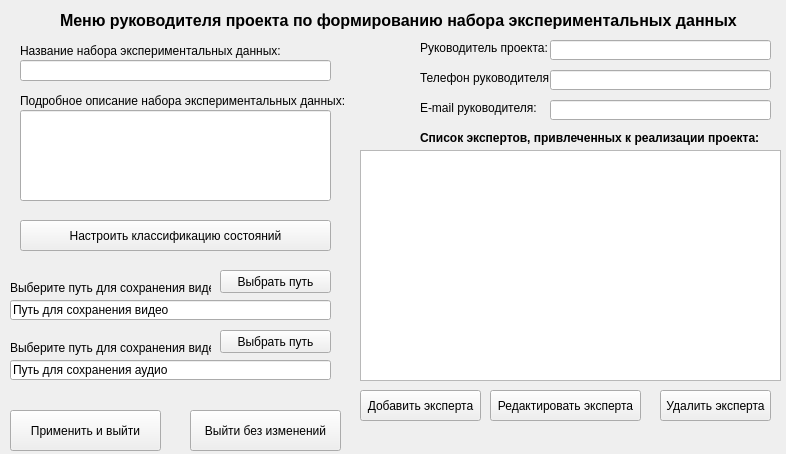
Before: the Qt Designer form Menu_leader.ui in arbuzov751/Gui_for_diplom, drawn with Qt 5.
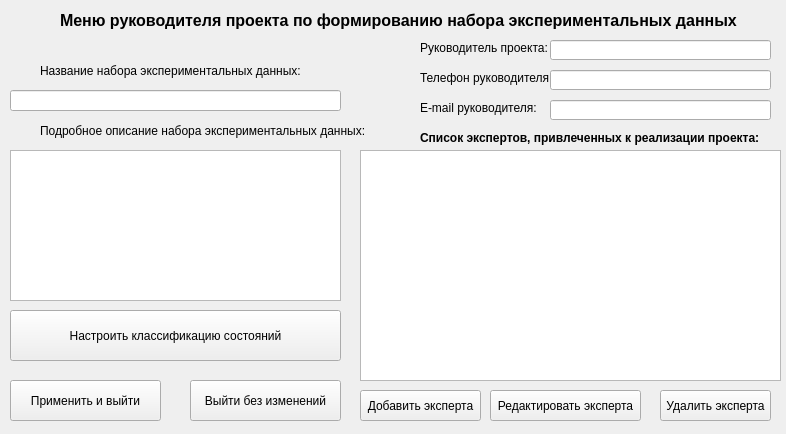
After: the same form once the commit is applied.

What changed in the file:
```diff
--- a/Menu_leader.ui
+++ b/Menu_leader.ui
@@ -7,9 +7,21 @@
     <x>0</x>
     <y>0</y>
     <width>786</width>
-    <height>454</height>
+    <height>434</height>
    </rect>
   </property>
+  <property name="minimumSize">
+   <size>
+    <width>786</width>
+    <height>434</height>
+   </size>
+  </property>
+  <property name="maximumSize">
+   <size>
+    <width>786</width>
+    <height>434</height>
+   </size>
+  </property>
   <property name="windowTitle">
    <string>Меню для руководителя</string>
   </property>
@@ -17,8 +29,8 @@
    <widget class="QLabel" name="label_ts">
     <property name="geometry">
      <rect>
-      <x>20</x>
-      <y>40</y>
+      <x>40</x>
+      <y>60</y>
       <width>291</width>
       <height>21</height>
      </rect>
@@ -30,98 +42,20 @@
    <widget class="QLineEdit" name="lineEdit_ts">
     <property name="geometry">
      <rect>
-      <x>20</x>
-      <y>60</y>
-      <width>311</width>
+      <x>10</x>
+      <y>90</y>
+      <width>331</width>
       <height>21</height>
      </rect>
     </property>
    </widget>
-   <widget class="QLineEdit" name="lineEdit_path_to_save_video">
-    <property name="geometry">
-     <rect>
-      <x>10</x>
-      <y>300</y>
-      <width>321</width>
-      <height>20</height>
-     </rect>
-    </property>
-    <property name="text">
-     <string>Путь для сохранения видео</string>
-    </property>
-   </widget>
-   <widget class="QLabel" name="label_path_to_save_video">
-    <property name="geometry">
-     <rect>
-      <x>10</x>
-      <y>280</y>
-      <width>201</width>
-      <height>16</height>
-     </rect>
-    </property>
-    <property name="text">
-     <string>Выберите путь для сохранения видео:</string>
-    </property>
-   </widget>
-   <widget class="QPushButton" name="pushButton_path_to_save_video">
-    <property name="geometry">
-     <rect>
-      <x>220</x>
-      <y>270</y>
-      <width>111</width>
-      <height>23</height>
-     </rect>
-    </property>
-    <property name="text">
-     <string>Выбрать путь</string>
-    </property>
-   </widget>
-   <widget class="QLabel" name="label_path_to_save_audio">
-    <property name="geometry">
-     <rect>
-      <x>10</x>
-      <y>340</y>
-      <width>201</width>
-      <height>16</height>
-     </rect>
-    </property>
-    <property name="text">
-     <string>Выберите путь для сохранения видео:</string>
-    </property>
-   </widget>
-   <widget class="QLineEdit" name="lineEdit_path_to_save_audio">
-    <property name="geometry">
-     <rect>
-      <x>10</x>
-      <y>360</y>
-      <width>321</width>
-      <height>20</height>
-     </rect>
-    </property>
-    <property name="text">
-     <string>Путь для сохранения аудио</string>
-    </property>
-   </widget>
-   <widget class="QPushButton" name="pushButton_path_to_save_audio">
-    <property name="geometry">
-     <rect>
-      <x>220</x>
-      <y>330</y>
-      <width>111</width>
-      <height>23</height>
-     </rect>
-    </property>
-    <property name="text">
-     <string>Выбрать путь</string>
-    </property>
-   </widget>
    <widget class="QPushButton" name="pushButton_class_fatigue">
     <property name="geometry">
      <rect>
-      <x>20</x>
-      <y>220</y>
-      <width>311</width>
-      <height>31</height>
+      <x>10</x>
+      <y>310</y>
+      <width>331</width>
+      <height>51</height>
      </rect>
     </property>
     <property name="text">
@@ -132,7 +66,7 @@
     <property name="geometry">
      <rect>
       <x>10</x>
-      <y>410</y>
+      <y>380</y>
       <width>151</width>
       <height>41</height>
      </rect>
@@ -145,7 +79,7 @@
     <property name="geometry">
      <rect>
       <x>190</x>
-      <y>410</y>
+      <y>380</y>
       <width>151</width>
       <height>41</height>
      </rect>
@@ -279,8 +213,8 @@
    <widget class="QLabel" name="label_ts_3">
     <property name="geometry">
      <rect>
-      <x>20</x>
-      <y>90</y>
+      <x>40</x>
+      <y>120</y>
       <width>331</width>
       <height>21</height>
      </rect>
@@ -289,17 +223,7 @@
      <string>Подробное описание набора экспериментальных данных:</string>
     </property>
    </widget>
-   <widget class="QLineEdit" name="lineEdit_ts_2">
-    <property name="geometry">
-     <rect>
-      <x>20</x>
-      <y>110</y>
-      <width>311</width>
-      <height>91</height>
-     </rect>
-    </property>
-   </widget>
-   <widget class="QTableView" name="tableView">
+   <widget class="QTableView" name="tableView_list_expert">
     <property name="geometry">
      <rect>
       <x>360</x>
@@ -335,6 +259,16 @@
      <string>Удалить эксперта</string>
     </property>
    </widget>
+   <widget class="QTextEdit" name="textEdit_ts_description">
+    <property name="geometry">
+     <rect>
+      <x>10</x>
+      <y>150</y>
+      <width>331</width>
+      <height>151</height>
+     </rect>
+    </property>
+   </widget>
   </widget>
  </widget>
  <resources/>
```
Left out of the diff: 16 changed lines with no effect on the pictures.
